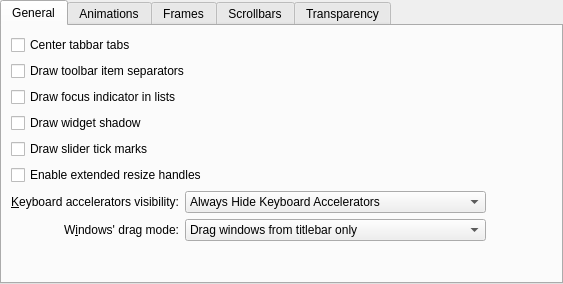
Before: the Qt Designer form kstyle/config/ui/lightlystyleconfig.ui in Luwx/Lightly, drawn with Qt 5.
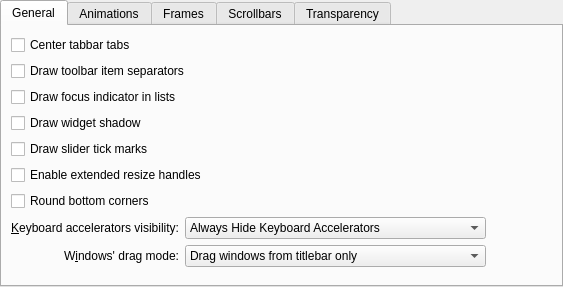
After: the same form once the commit is applied.

Commit message: Add option to round bottom corners and configure dolphin sidebar opacity

What changed in the file:
```diff
--- a/kstyle/config/ui/lightlystyleconfig.ui
+++ b/kstyle/config/ui/lightlystyleconfig.ui
@@ -7,7 +7,7 @@
     <x>0</x>
     <y>0</y>
     <width>563</width>
-    <height>284</height>
+    <height>287</height>
    </rect>
   </property>
   <property name="sizePolicy">
@@ -39,59 +39,7 @@
        <string>General</string>
       </attribute>
       <layout class="QGridLayout" name="gridLayout">
-       <item row="2" column="1" colspan="4">
-        <widget class="QCheckBox" name="_viewDrawFocusIndicator">
-         <property name="text">
-          <string>Draw focus indicator in lists</string>
-         </property>
-        </widget>
-       </item>
-       <item row="6" column="2" colspan="2">
-        <widget class="QComboBox" name="_mnemonicsMode">
-         <item>
-          <property name="text">
-           <string>Always Hide Keyboard Accelerators</string>
-          </property>
-         </item>
-         <item>
-          <property name="text">
-           <string>Show Keyboard Accelerators When Needed</string>
-          </property>
-         </item>
-         <item>
-          <property name="text">
-           <string>Always Show Keyboard Accelerators</string>
-          </property>
-         </item>
-        </widget>
-       </item>
-       <item row="0" column="1" colspan="4">
-        <widget class="QCheckBox" name="_tabBarDrawCenteredTabs">
-         <property name="text">
-          <string>Center tabbar tabs</string>
-         </property>
-        </widget>
-       </item>
-       <item row="7" column="1">
-        <widget class="QLabel" name="_windowDragLabel">
-         <property name="sizePolicy">
-          <sizepolicy hsizetype="Preferred" vsizetype="Preferred">
-           <horstretch>0</horstretch>
-           <verstretch>0</verstretch>
-          </sizepolicy>
-         </property>
-         <property name="text">
-          <string>W&amp;indows' drag mode:</string>
-         </property>
-         <property name="alignment">
-          <set>Qt::AlignRight|Qt::AlignTrailing|Qt::AlignVCenter</set>
-         </property>
-         <property name="buddy">
-          <cstring>_windowDragMode</cstring>
-         </property>
-        </widget>
-       </item>
-       <item row="7" column="2" colspan="2">
+       <item row="8" column="2" colspan="2">
         <widget class="QComboBox" name="_windowDragMode">
          <item>
           <property name="text">
@@ -110,32 +58,6 @@
          </item>
         </widget>
        </item>
-       <item row="6" column="1">
-        <widget class="QLabel" name="_mnemonicsLabel">
-         <property name="text">
-          <string>&amp;Keyboard accelerators visibility:</string>
-         </property>
-         <property name="alignment">
-          <set>Qt::AlignRight|Qt::AlignTrailing|Qt::AlignVCenter</set>
-         </property>
-         <property name="buddy">
-          <cstring>_mnemonicsMode</cstring>
-         </property>
-        </widget>
-       </item>
-       <item row="8" column="1" colspan="3">
-        <spacer name="verticalSpacer">
-         <property name="orientation">
-          <enum>Qt::Vertical</enum>
-         </property>
-         <property name="sizeHint" stdset="0">
-          <size>
-           <width>20</width>
-           <height>49</height>
-          </size>
-         </property>
-        </spacer>
-       </item>
        <item row="1" column="1" colspan="4">
         <widget class="QCheckBox" name="_toolBarDrawItemSeparator">
          <property name="text">
@@ -143,6 +65,26 @@
          </property>
         </widget>
        </item>
+       <item row="7" column="1">
+        <widget class="QLabel" name="_mnemonicsLabel">
+         <property name="text">
+          <string>&amp;Keyboard accelerators visibility:</string>
+         </property>
+         <property name="alignment">
+          <set>Qt::AlignRight|Qt::AlignTrailing|Qt::AlignVCenter</set>
+         </property>
+         <property name="buddy">
+          <cstring>_mnemonicsMode</cstring>
+         </property>
+        </widget>
+       </item>
+       <item row="2" column="1" colspan="4">
+        <widget class="QCheckBox" name="_viewDrawFocusIndicator">
+         <property name="text">
+          <string>Draw focus indicator in lists</string>
+         </property>
+        </widget>
+       </item>
        <item row="4" column="1" colspan="4">
         <widget class="QCheckBox" name="_sliderDrawTickMarks">
          <property name="text">
@@ -150,19 +92,6 @@
          </property>
         </widget>
        </item>
-       <item row="6" column="4">
-        <spacer name="horizontalSpacer_3">
-         <property name="orientation">
-          <enum>Qt::Horizontal</enum>
-         </property>
-         <property name="sizeHint" stdset="0">
-          <size>
-           <width>65</width>
-           <height>20</height>
-          </size>
-         </property>
-        </spacer>
-       </item>
        <item row="5" column="1" colspan="4">
         <widget class="QCheckBox" name="_splitterProxyEnabled">
          <property name="text">
@@ -170,6 +99,38 @@
          </property>
         </widget>
        </item>
+       <item row="8" column="1">
+        <widget class="QLabel" name="_windowDragLabel">
+         <property name="sizePolicy">
+          <sizepolicy hsizetype="Preferred" vsizetype="Preferred">
+           <horstretch>0</horstretch>
+           <verstretch>0</verstretch>
+          </sizepolicy>
+         </property>
+         <property name="text">
+          <string>W&amp;indows' drag mode:</string>
+         </property>
+         <property name="alignment">
+          <set>Qt::AlignRight|Qt::AlignTrailing|Qt::AlignVCenter</set>
+         </property>
+         <property name="buddy">
+          <cstring>_windowDragMode</cstring>
+         </property>
+        </widget>
+       </item>
+       <item row="7" column="4">
+        <spacer name="horizontalSpacer_3">
+         <property name="orientation">
+          <enum>Qt::Horizontal</enum>
+         </property>
+         <property name="sizeHint" stdset="0">
+          <size>
+           <width>65</width>
+           <height>20</height>
+          </size>
+         </property>
+        </spacer>
+       </item>
        <item row="3" column="1">
         <widget class="QCheckBox" name="_widgetDrawShadow">
          <property name="text">
@@ -177,6 +138,52 @@
          </property>
         </widget>
        </item>
+       <item row="7" column="2" colspan="2">
+        <widget class="QComboBox" name="_mnemonicsMode">
+         <item>
+          <property name="text">
+           <string>Always Hide Keyboard Accelerators</string>
+          </property>
+         </item>
+         <item>
+          <property name="text">
+           <string>Show Keyboard Accelerators When Needed</string>
+          </property>
+         </item>
+         <item>
+          <property name="text">
+           <string>Always Show Keyboard Accelerators</string>
+          </property>
+         </item>
+        </widget>
+       </item>
+       <item row="0" column="1" colspan="4">
+        <widget class="QCheckBox" name="_tabBarDrawCenteredTabs">
+         <property name="text">
+          <string>Center tabbar tabs</string>
+         </property>
+        </widget>
+       </item>
+       <item row="9" column="1" colspan="3">
+        <spacer name="verticalSpacer">
+         <property name="orientation">
+          <enum>Qt::Vertical</enum>
+         </property>
+         <property name="sizeHint" stdset="0">
+          <size>
+           <width>20</width>
+           <height>49</height>
+          </size>
+         </property>
+        </spacer>
+       </item>
+       <item row="6" column="1">
+        <widget class="QCheckBox" name="_roundBottomCorners">
+         <property name="text">
+          <string>Round bottom corners</string>
+         </property>
+        </widget>
+       </item>
       </layout>
      </widget>
      <widget class="QWidget" name="tab_2">
```
Left out of the diff: 7 changed lines with no effect on the pictures. The commit also changes 8 other files.
